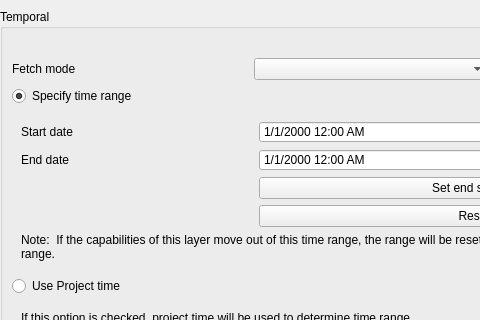
qgis/QGIS, file src/ui/raster/qgsrasterlayertemporalpropertieswidgetbase.ui: the form before one commit; both pictures show x 0 to 480 and y 0 to 320 of the 743 by 658 pixel window.
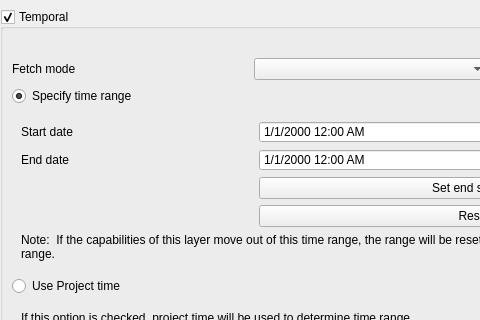
The form after the commit. Custom widgets are drawn as their Qt base class.

Commit message:
Raster layer temporal widget fixups
- Add checkbox to disable temporal handling for layer
- Don't apply changes to layer outside of saveTemporalProperties(), otherwise
changes cannot be correctly canceled
- Minor code cleanups

What changed in the file:
```diff
--- a/src/ui/raster/qgsrasterlayertemporalpropertieswidgetbase.ui
+++ b/src/ui/raster/qgsrasterlayertemporalpropertieswidgetbase.ui
@@ -48,8 +48,8 @@
        <rect>
         <x>0</x>
         <y>0</y>
-        <width>743</width>
-        <height>658</height>
+        <width>729</width>
+        <height>660</height>
        </rect>
       </property>
       <layout class="QGridLayout" name="gridLayout">
@@ -74,6 +74,9 @@
          <property name="title">
           <string>Temporal</string>
          </property>
+         <property name="checkable">
+          <bool>true</bool>
+         </property>
          <property name="collapsed" stdset="0">
           <bool>false</bool>
          </property>
```
The commit also changes 1 other file.
